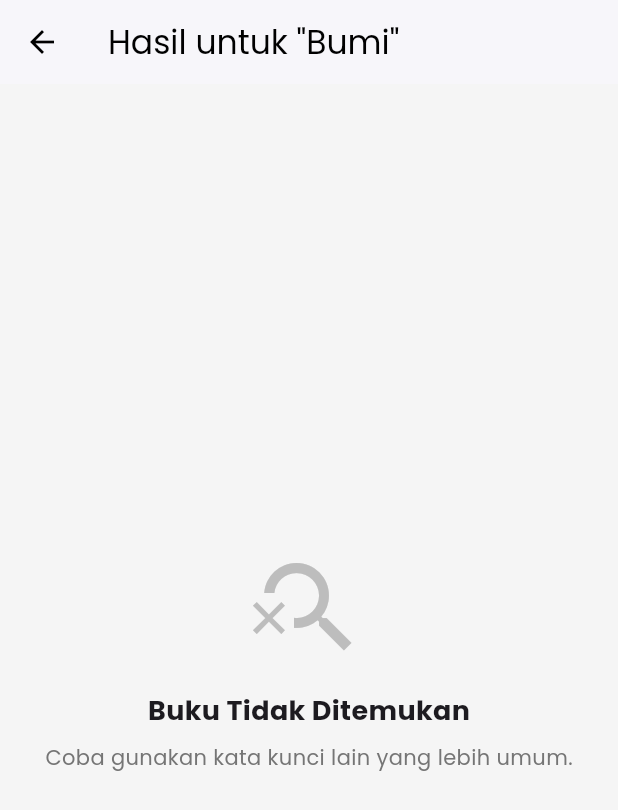
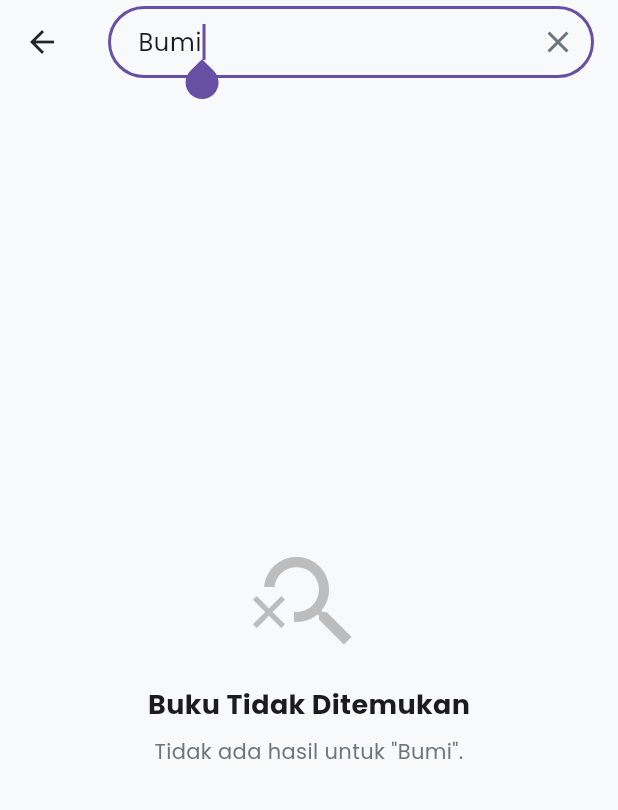
Before and after one commit to bagas74/booksy, a Flutter app: the SearchScreen screen opened directly, after a tap on "Bumi", on a phone screen of 412 x 824 dp. Shown: the top 810 px of the screen. Run offline on Flutter 3.47's test engine with Material 3 defaults, Android fonts, the phone set to English and light mode, and no system bars; our stand-ins replace shared_preferences, supabase_flutter; accounts and stored records are empty; network calls fail.

Commit message:
membuat searchbar di result search

```diff
--- a/lib/main.dart
+++ b/lib/main.dart
@@ -1,3 +1,4 @@
+import 'package:booksy/screens/home_screen.dart';
 import 'package:booksy/screens/splash_screen.dart';
 import 'package:flutter/material.dart';
 import 'package:supabase_flutter/supabase_flutter.dart';
--- a/lib/screens/home_screen.dart
+++ b/lib/screens/home_screen.dart
@@ -87,10 +87,6 @@ class _HomeScreenState extends State<HomeScreen> {
               child: Column(
                 crossAxisAlignment: CrossAxisAlignment.start,
                 children: [
-                  const Text(
-                    "\u{1F4DA} Selamat Membaca di booksy",
-                    style: TextStyle(fontWeight: FontWeight.bold, fontSize: 18),
-                  ),
                   const SizedBox(height: 16),
                   ClipRRect(
                     borderRadius: BorderRadius.circular(12),
--- a/lib/screens/product_detail.dart
+++ b/lib/screens/product_detail.dart
@@ -270,7 +270,7 @@ class _ProductDetailState extends State<ProductDetail> {
                       ),
 
                       // Padding bawah untuk memastikan konten terakhir tidak tertutup bottom bar
-                      const SizedBox(height: 30),
+                      const SizedBox(height: 10),
                     ],
                   ),
                 ),
--- a/lib/screens/search_result_screen.dart
+++ b/lib/screens/search_result_screen.dart
@@ -1,11 +1,11 @@
 import 'package:flutter/material.dart';
-import 'package:supabase_flutter/supabase_flutter.dart';
 import '../models/product.dart';
+import '../services/search_service.dart';
 import '../widgets/product_card.dart';
+import '../config/config.dart';
 
 class SearchResultScreen extends StatefulWidget {
   final String query;
-
   const SearchResultScreen({super.key, required this.query});
 
   @override
@@ -13,88 +13,145 @@ class SearchResultScreen extends StatefulWidget {
 }
 
 class _SearchResultScreenState extends State<SearchResultScreen> {
-  final SupabaseClient _client = Supabase.instance.client;
-  late final Future<List<Product>> _searchFuture;
+  final SearchService _searchService = SearchService();
+  final TextEditingController _searchController = TextEditingController();
+
+  Future<List<Product>>? _searchResultsFuture;
+  String _currentQuery = '';
 
   @override
   void initState() {
     super.initState();
-    _searchFuture = _searchProducts(widget.query);
+    _currentQuery = widget.query;
+    _searchController.text = _currentQuery;
+    _searchResultsFuture = _searchService.searchProducts(_currentQuery);
   }
 
-  /// Melakukan pencarian di kolom 'judul' ATAU 'penulis'
-  Future<List<Product>> _searchProducts(String query) async {
-    try {
-      final response = await _client
-          .from('buku')
-          .select()
-          .or('judul.ilike.%$query%,penulis.ilike.%$query%');
+  /// Memulai pencarian dan memperbarui UI
+  void _performSearch(String query) {
+    FocusScope.of(context).unfocus(); // sembunyikan keyboard
+    final cleanQuery = query.trim();
+    if (cleanQuery.isEmpty || cleanQuery == _currentQuery) return;
 
-      return (response as List).map((map) => Product.fromJson(map)).toList();
-    } catch (error) {
-      debugPrint('Error searching products: $error');
-      throw Exception('Gagal melakukan pencarian');
+    setState(() {
+      _currentQuery = cleanQuery;
+      _searchResultsFuture = _searchService.searchProducts(cleanQuery);
+    });
   }
+
+  void _clearSearch() {
+    _searchController.clear();
+    setState(() {
+      _currentQuery = '';
+      // Tidak perlu set _searchResultsFuture = null agar hasil tetap tampil
+    });
   }
 
   @override
   Widget build(BuildContext context) {
     return Scaffold(
       appBar: AppBar(
-        title: Text('Hasil untuk "${widget.query}"'),
-        backgroundColor: Colors.white,
-        foregroundColor: Colors.black,
-        elevation: 1,
+        backgroundColor: AppColors.background,
+        elevation: 0,
+        automaticallyImplyLeading: true,
+        iconTheme: const IconThemeData(color: AppColors.textPrimary),
+        title: TextField(
+          controller: _searchController,
+          autofocus: true,
+          decoration: InputDecoration(
+            hintText: 'Cari judul atau penulis...',
+            enabledBorder: OutlineInputBorder(
+              borderRadius: BorderRadius.circular(30.0),
+              borderSide: BorderSide(color: Colors.grey.shade300, width: 1.0),
             ),
-      backgroundColor: Colors.grey[100], // Background abu-abu
-      body: FutureBuilder<List<Product>>(
-        future: _searchFuture,
+            focusedBorder: OutlineInputBorder(
+              borderRadius: BorderRadius.circular(30.0),
+              borderSide: BorderSide(
+                color: Theme.of(context).primaryColor,
+                width: 2.0,
+              ),
+            ),
+            contentPadding: const EdgeInsets.symmetric(
+              horizontal: 16.0,
+              vertical: 8.0,
+            ),
+            suffixIcon:
+                _searchController.text.isNotEmpty
+                    ? IconButton(
+                      icon: const Icon(
+                        Icons.clear,
+                        color: AppColors.textSecondary,
+                      ),
+                      onPressed: _clearSearch,
+                    )
+                    : null,
+          ),
+          onChanged: (value) => setState(() {}), // agar tombol clear muncul
+          onSubmitted: _performSearch,
+        ),
+      ),
+      backgroundColor: AppColors.background,
+      body:
+          _searchResultsFuture == null
+              ? const Center(child: Text('Mulai pencarian...'))
+              : FutureBuilder<List<Product>>(
+                future: _searchResultsFuture,
                 builder: (context, snapshot) {
                   if (snapshot.connectionState == ConnectionState.waiting) {
                     return const Center(child: CircularProgressIndicator());
                   }
                   if (snapshot.hasError) {
-            return Center(child: Text('Terjadi error: ${snapshot.error}'));
+                    return Center(
+                      child: Text('Terjadi error: ${snapshot.error}'),
+                    );
                   }
 
                   final products = snapshot.data ?? [];
-
-          // State jika buku tidak ditemukan
                   if (products.isEmpty) {
                     return Center(
                       child: Column(
                         mainAxisAlignment: MainAxisAlignment.center,
                         children: [
-                  Icon(Icons.search_off, size: 80, color: Colors.grey[400]),
+                          Icon(
+                            Icons.search_off,
+                            size: 80,
+                            color: Colors.grey[400],
+                          ),
                           const SizedBox(height: 16),
                           const Text(
                             'Buku Tidak Ditemukan',
-                    style: TextStyle(fontSize: 18, fontWeight: FontWeight.bold),
+                            style: TextStyle(
+                              fontSize: 18,
+                              fontWeight: FontWeight.bold,
                             ),
-                  const SizedBox(height: 8),
-                  Text(
-                    'Coba gunakan kata kunci lain yang lebih umum.',
-                    style: TextStyle(color: Colors.grey[600]),
+                          ),
+                          Padding(
+                            padding: const EdgeInsets.all(8.0),
+                            child: Text(
+                              'Tidak ada hasil untuk "$_currentQuery".',
+                              textAlign: TextAlign.center,
+                              style: const TextStyle(
+                                color: AppColors.textSecondary,
+                              ),
+                            ),
                           ),
                         ],
                       ),
                     );
                   }
 
-          // State jika buku ditemukan, ditampilkan dalam GridView
                   return GridView.builder(
                     padding: const EdgeInsets.all(16),
-            gridDelegate: const SliverGridDelegateWithFixedCrossAxisCount(
-              crossAxisCount: 2, // Menampilkan 2 kartu per baris
+                    gridDelegate:
+                        const SliverGridDelegateWithFixedCrossAxisCount(
+                          crossAxisCount: 2,
                           mainAxisSpacing: 16,
                           crossAxisSpacing: 16,
-              childAspectRatio: 0.49, // Rasio agar kartu tidak terlalu pendek
+                          childAspectRatio: 0.55,
                         ),
                     itemCount: products.length,
                     itemBuilder: (context, index) {
-              final product = products[index];
-              // Menggunakan ProductCard yang sudah ada
-              return ProductCard(product: product);
+                      return ProductCard(product: products[index]);
                     },
                   );
                 },
--- a/lib/screens/search_screen.dart
+++ b/lib/screens/search_screen.dart
@@ -1,7 +1,6 @@
-// di file search_screen.dart
-import 'search_result_screen.dart';
 import 'package:flutter/material.dart';
 import 'package:shared_preferences/shared_preferences.dart';
+import 'search_result_screen.dart'; // <- Pastikan import ini benar
 
 class SearchScreen extends StatefulWidget {
   const SearchScreen({super.key});
@@ -13,6 +12,7 @@ class SearchScreen extends StatefulWidget {
 class _SearchScreenState extends State<SearchScreen> {
   final TextEditingController _searchController = TextEditingController();
   List<String> _searchHistory = [];
+
   final List<String> _popularSearches = [
     'Bumi',
     'Tere Liye',
@@ -21,26 +21,11 @@ class _SearchScreenState extends State<SearchScreen> {
     'Atomic Habits',
   ];
 
-  // --- FUNGSI UNTUK MELAKUKAN PENCARIAN ---
-  void _performSearch(String query) {
-    if (query.isEmpty) return;
-
-    _addSearchTerm(query);
-
-    // Mengarahkan ke halaman hasil pencarian dengan query yang diinput
-    Navigator.push(
-      context,
-      MaterialPageRoute(builder: (_) => SearchResultScreen(query: query)),
-    );
-  }
-
   @override
   void initState() {
     super.initState();
     _loadSearchHistory();
   }
-
-  // --- LOGIKA UNTUK RIWAYAT PENCARIAN ---
 
   Future<void> _loadSearchHistory() async {
     final prefs = await SharedPreferences.getInstance();
@@ -50,72 +35,80 @@ class _SearchScreenState extends State<SearchScreen> {
   }
 
   Future<void> _addSearchTerm(String term) async {
-    if (term.isEmpty) return;
+    if (term.trim().isEmpty) return;
+    final cleanTerm = term.trim();
 
     final prefs = await SharedPreferences.getInstance();
-    // Hapus dulu jika sudah ada agar pindah ke atas
-    _searchHistory.remove(term);
-    // Tambahkan di posisi paling awal
-    _searchHistory.insert(0, term);
-    // Batasi jumlah riwayat, misal 10
+    _searchHistory.remove(cleanTerm);
+    _searchHistory.insert(0, cleanTerm);
     if (_searchHistory.length > 10) {
       _searchHistory = _searchHistory.sublist(0, 10);
     }
     await prefs.setStringList('searchHistory', _searchHistory);
-    _loadSearchHistory(); // Muat ulang untuk update UI
+    _loadSearchHistory();
   }
 
   Future<void> _clearSearchHistory() async {
     final prefs = await SharedPreferences.getInstance();
     await prefs.remove('searchHistory');
-    _loadSearchHistory(); // Muat ulang untuk update UI
+    _loadSearchHistory();
+  }
+
+  void _performSearch(String query) {
+    if (query.trim().isEmpty) return;
+    final cleanQuery = query.trim();
+
+    _addSearchTerm(cleanQuery);
+
+    Navigator.push(
+      context,
+      MaterialPageRoute(builder: (_) => SearchResultScreen(query: cleanQuery)),
+    );
   }
 
   @override
   Widget build(BuildContext context) {
     return Scaffold(
       appBar: AppBar(
-        // ... di dalam AppBar
         title: TextField(
           controller: _searchController,
           autofocus: true,
           decoration: InputDecoration(
             hintText: 'Cari judul atau penulis...',
-            // Border saat tidak di-klik
             enabledBorder: OutlineInputBorder(
               borderRadius: BorderRadius.circular(30.0),
-              borderSide: BorderSide(
-                color: Colors.grey.shade400, // Warna border saat normal
-                width: 1.0,
+              borderSide: BorderSide(color: Colors.grey.shade300),
             ),
-            ),
-            // Border saat di-klik (fokus)
             focusedBorder: OutlineInputBorder(
               borderRadius: BorderRadius.circular(30.0),
               borderSide: BorderSide(
-                color:
-                    Theme.of(
-                      context,
-                    ).primaryColor, // Warna border saat diklik (biru)
+                color: Theme.of(context).primaryColor,
                 width: 2.0,
               ),
             ),
-            // Mengatur padding agar teks tidak terlalu menempel ke border
             contentPadding: const EdgeInsets.symmetric(
               horizontal: 16.0,
               vertical: 8.0,
             ),
+            suffixIcon:
+                _searchController.text.isNotEmpty
+                    ? IconButton(
+                      icon: const Icon(Icons.clear),
+                      onPressed: () {
+                        setState(() {
+                          _searchController.clear();
+                        });
+                      },
+                    )
+                    : null,
           ),
-          onSubmitted: (value) {
-            _performSearch(value);
-          },
+          onChanged: (_) => setState(() {}), // update UI untuk suffixIcon
+          onSubmitted: _performSearch,
         ),
-        // ...
       ),
       body: ListView(
         padding: const EdgeInsets.all(16),
         children: [
-          // --- BAGIAN RIWAYAT PENCARIAN ---
           if (_searchHistory.isNotEmpty) ...[
             Row(
               mainAxisAlignment: MainAxisAlignment.spaceBetween,
@@ -130,57 +123,42 @@ class _SearchScreenState extends State<SearchScreen> {
                 ),
               ],
             ),
-            Padding(
-              padding: const EdgeInsets.symmetric(vertical: 8.0),
-              child: Wrap(
+            const SizedBox(height: 6), // jarak 6px
+            Wrap(
               spacing: 8.0,
-                runSpacing: 8.0,
+              runSpacing: 4.0,
               children:
-                    _searchHistory
-                        .map(
-                          (term) => ActionChip(
-                            avatar: const Icon(Icons.history),
+                  _searchHistory.map((term) {
+                    return ActionChip(
+                      avatar: const Icon(Icons.history, size: 16),
                       label: Text(term),
                       onPressed: () {
                         _searchController.text = term;
                         _performSearch(term);
                       },
+                    );
+                  }).toList(),
             ),
-                        )
-                        .toList(),
-              ),
-            ),
-            const SizedBox(height: 24),
           ],
-
-          // --- BAGIAN PENCARIAN POPULER ---
+          if (_searchHistory.isNotEmpty) const SizedBox(height: 24),
           const Text(
             'Pencarian Populer',
             style: TextStyle(fontWeight: FontWeight.bold, fontSize: 16),
           ),
-          const SizedBox(height: 8),
-          // Bungkus widget Wrap Anda dengan Padding
-          Padding(
-            // EdgeInsets.symmetric(vertical: 8.0) akan memberi jarak 8 di atas DAN 8 di bawah blok chip.
-            // Anda bisa mengubah angkanya sesuai selera.
-            padding: const EdgeInsets.symmetric(vertical: 8.0),
-            child: Wrap(
+          const SizedBox(height: 6), // jarak 6px
+          Wrap(
             spacing: 8.0,
-              runSpacing:
-                  8.0, // Tambahkan runSpacing agar jarak antar baris juga bagus
+            runSpacing: 4.0,
             children:
-                  _popularSearches
-                      .map(
-                        (term) => ActionChip(
+                _popularSearches.map((term) {
+                  return ActionChip(
                     label: Text(term),
                     onPressed: () {
                       _searchController.text = term;
                       _performSearch(term);
                     },
-                        ),
-                      )
-                      .toList(),
-            ),
+                  );
+                }).toList(),
           ),
         ],
       ),
--- /dev/null
+++ b/lib/services/auth_service.dart
@@ -0,0 +1,38 @@
+import 'package:flutter/foundation.dart';
+import 'package:supabase_flutter/supabase_flutter.dart';
+
+/// Class ini bertanggung jawab untuk semua logika otentikasi
+/// seperti daftar, masuk, dan keluar.
+class AuthService {
+  final SupabaseClient _client = Supabase.instance.client;
+
+  /// Mendaftarkan pengguna baru dengan email dan kata sandi.
+  /// Juga bisa menyimpan data tambahan seperti nama lengkap.
+  Future<void> signUp({
+    required String email,
+    required String password,
+    String? fullName,
+  }) async {
+    try {
+      await _client.auth.signUp(
+        email: email,
+        password: password,
+        data: {
+          // Data ini akan disimpan di kolom 'raw_user_meta_data'
+          // dan bisa digunakan untuk menampilkan nama pengguna.
+          'full_name': fullName,
+        },
+      );
+    } on AuthException catch (error) {
+      // Menangkap error spesifik dari Supabase Auth
+      debugPrint('Supabase Auth Error: ${error.message}');
+      throw Exception(error.message);
+    } catch (error) {
+      // Menangkap error umum lainnya
+      debugPrint('Generic SignUp Error: $error');
+      throw Exception('Terjadi kesalahan saat mendaftar.');
+    }
+  }
+
+  // Nanti kita akan tambahkan fungsi signIn() dan signOut() di sini.
+}
--- /dev/null
+++ b/lib/services/search_service.dart
@@ -0,0 +1,27 @@
+import 'package:flutter/foundation.dart';
+import 'package:supabase_flutter/supabase_flutter.dart';
+import '../models/product.dart';
+
+/// Class ini bertanggung jawab untuk semua logika pencarian buku.
+class SearchService {
+  final SupabaseClient _client = Supabase.instance.client;
+
+  /// Melakukan pencarian di kolom 'judul' DAN 'penulis'.
+  Future<List<Product>> searchProducts(String query) async {
+    if (query.trim().isEmpty) {
+      return [];
+    }
+
+    try {
+      final response = await _client
+          .from('buku')
+          .select()
+          .or('judul.ilike.%$query%,penulis.ilike.%$query%');
+
+      return (response as List).map((map) => Product.fromJson(map)).toList();
+    } catch (error) {
+      debugPrint('Error searching products: $error');
+      throw Exception('Gagal melakukan pencarian');
+    }
+  }
+}
--- a/lib/widgets/product_card.dart
+++ b/lib/widgets/product_card.dart
@@ -40,12 +40,12 @@ class ProductCard extends StatelessWidget {
             children: [
               // Gambar Cover Buku (tanpa perubahan)
               Padding(
-                padding: const EdgeInsets.all(8.0),
+                padding: const EdgeInsets.all(15.0),
                 child: Center(
                   // 1. Bungkus widget Image.network dengan ClipRRect
                   child: ClipRRect(
                     // 2. Tentukan radius sudutnya. 20 sesuai permintaan Anda.
-                    borderRadius: BorderRadius.circular(15.0),
+                    borderRadius: BorderRadius.circular(5.0),
                     child: Image.network(
                       product.image,
                       fit: BoxFit.cover,
```
Also changed, not shown: assets/images/logobooksy.png, assets/images/logobooksy1.png (added), assets/images/logobooksy2.png (added). Lines whose indentation alone changed are shown as unchanged.
